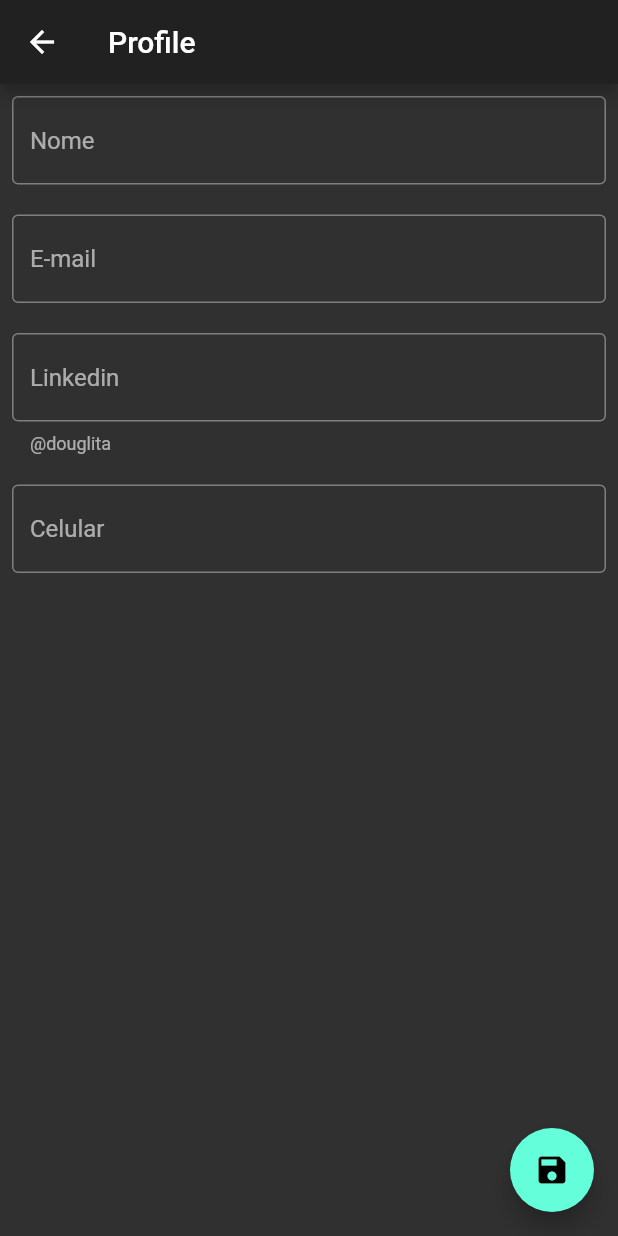
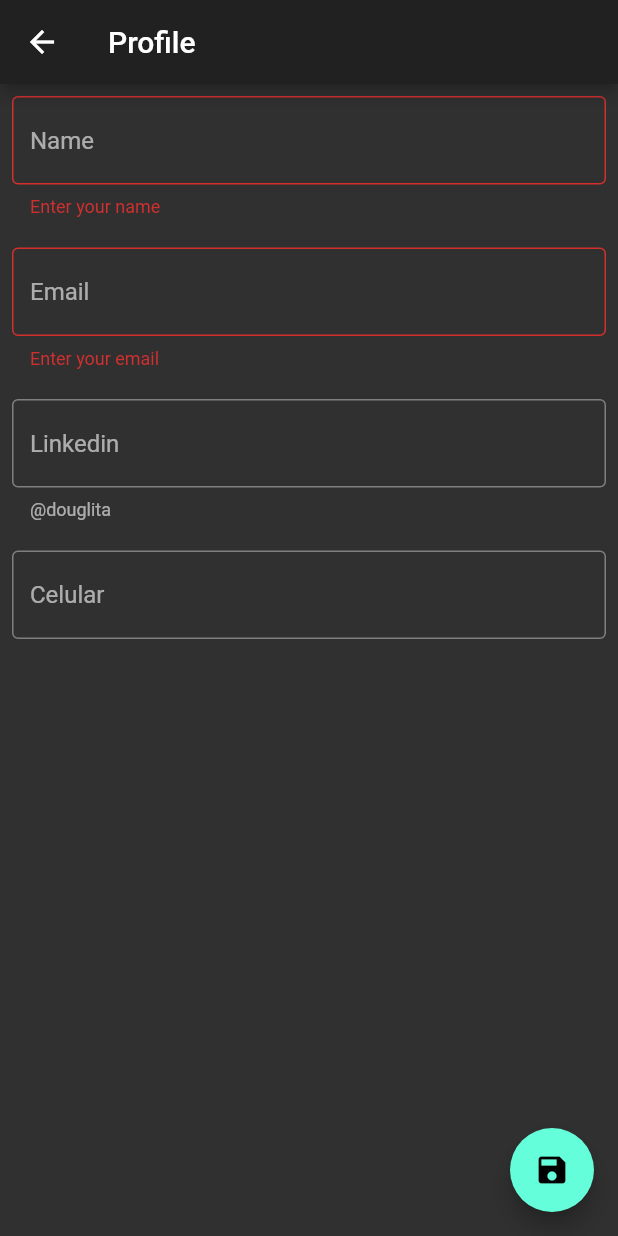
Before and after one commit to BrunoEleodoro/FlutterHackathon19, a Flutter app: the ProfilePage screen opened by its route, after a tap on the "save" icon, on a phone screen of 412 x 824 dp. Run offline on Flutter 3.47's test engine with Material 2 defaults, Android fonts, the phone set to English and light mode, and no system bars; our stand-ins replace flutter_masked_text, google_maps_flutter.

Commit message:
ajustes para finalizar o profile

```diff
--- a/lib/pages/profile_page.dart
+++ b/lib/pages/profile_page.dart
@@ -8,9 +8,11 @@ class ProfilePage extends StatefulWidget {
 
 class _ProfilePageState extends State<ProfilePage> {
   var phoneMask = new MaskedTextController(mask: '(00) 00000-0000');
+  static final _formKey = GlobalKey<FormState>();
 
   @override
   Widget build(BuildContext context) {
+
     return Scaffold(
       appBar: AppBar(
         title: Text('Profile'),
@@ -18,27 +20,39 @@ class _ProfilePageState extends State<ProfilePage> {
       body: SingleChildScrollView(
         child: Padding(
           padding: EdgeInsets.all(8.0),
+          child: Form(
+            key: _formKey,
             child: Column(
               children: <Widget>[
-              TextField(
+                TextFormField(
                   decoration: InputDecoration(
                     border: OutlineInputBorder(),
-                  hintText: 'Nome'
+                    hintText: 'Name',
                   ),
+                  validator: (value) {
+                    if (value.isEmpty) {
+                      return 'Enter your name';
+                    }
+                  },
                 ),
 
                 Container(height: 20.0),
 
-              TextField(
+                TextFormField(
                   decoration: InputDecoration(
                     border: OutlineInputBorder(),
-                  hintText: 'E-mail'
+                    hintText: 'Email'
                   ),
+                  validator: (value) {
+                    if (value.isEmpty) {
+                      return 'Enter your email';
+                    }
+                  },
                 ),
 
                 Container(height: 20.0),
 
-              TextField(
+                TextFormField(
                   decoration: InputDecoration(
                     border: OutlineInputBorder(),
                     hintText: 'Linkedin',
@@ -48,7 +62,7 @@ class _ProfilePageState extends State<ProfilePage> {
 
                 Container(height: 20.0),
 
-              TextField(
+                TextFormField(
                   decoration: InputDecoration(
                     border: OutlineInputBorder(),
                     hintText: 'Celular',
@@ -56,29 +70,48 @@ class _ProfilePageState extends State<ProfilePage> {
                   controller: phoneMask,
                   keyboardType: TextInputType.number,
                 ),
-
-              // Container(height: 20.0),
-
-              // Container(
-              //   width: double.maxFinite,
-              //   height: 60,
-              //   child: RaisedButton.icon(
-              //     icon: Icon(Icons.save),
-              //     label: Text('Salvar'),
-              //     onPressed: () {},
-              //   ),
-              // ),
-
-
               ],
+            ),
           ),
         ),
       ),
       floatingActionButton: FloatingActionButton(
         tooltip: 'Increment',
         child: Icon(Icons.save),
-        onPressed: () {},
+        onPressed: () {
+          if (_formKey.currentState.validate()) {
+            _showDialog();
+            // Scaffold
+            //   .of(context)
+            //   .showSnackBar(SnackBar(content: Text('Processing Data')));
+          } else {
+          }
+        },
       ),
     );
   }
+
+  void _showDialog() {
+    // flutter defined function
+    showDialog(
+      context: context,
+      builder: (BuildContext context) {
+        // return object of type Dialog
+        return AlertDialog(
+          title: new Text("Success"),
+          content: new Text("Enjoy the community!"),
+          actions: <Widget>[
+            // usually buttons at the bottom of the dialog
+            new FlatButton(
+              child: new Text("Ok"),
+              onPressed: () {
+                Navigator.of(context).pop();
+                Navigator.of(context).pop();
+              },
+            ),
+          ],
+        );
+      },
+    );
   }
+}
```
Lines whose indentation alone changed are shown as unchanged.
